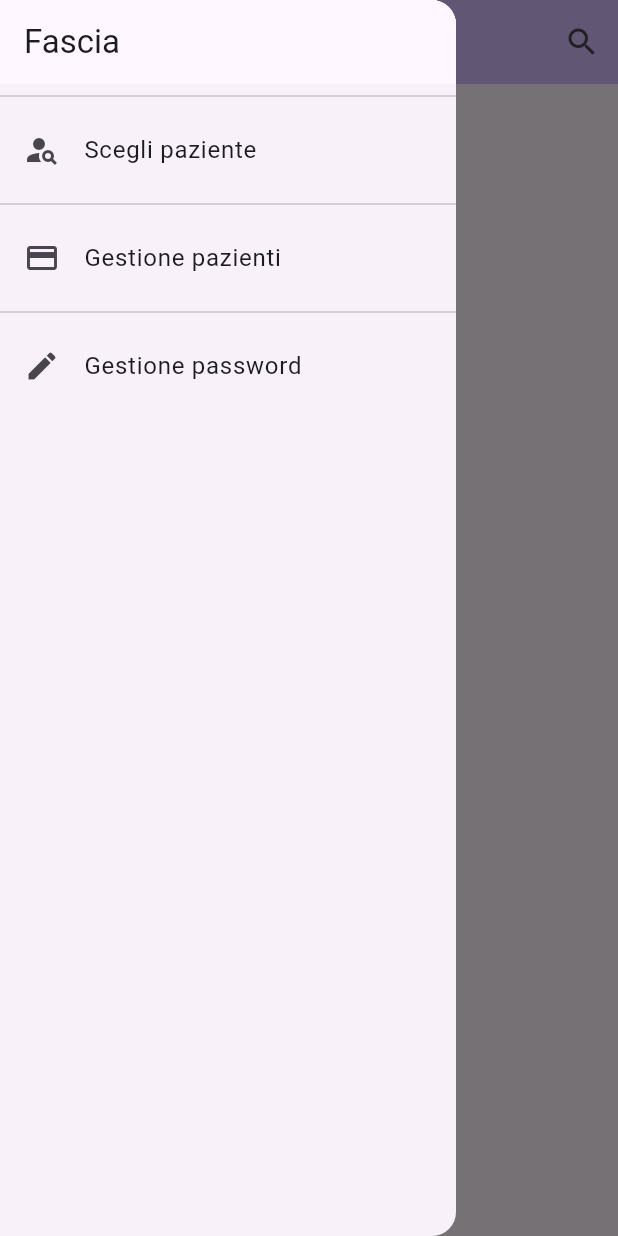
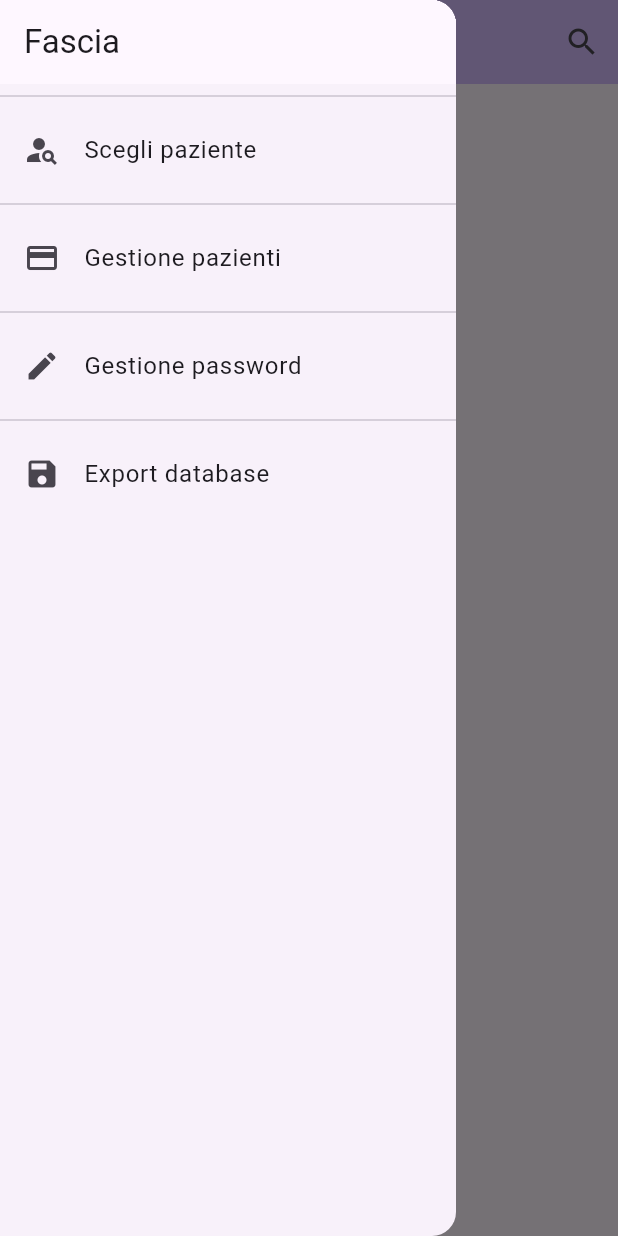
Before and after one commit to borsettoantonio/fascia, a Flutter app: the CercaPazienteScreen screen opened by its route, with the side drawer open, on a phone screen of 412 x 824 dp. Run offline on Flutter 3.47's test engine with Material 3 defaults, Android fonts, the phone set to English and light mode, and no system bars; our stand-ins replace permission_handler, sqflite, sqflite_common_ffi; missing offline and left inert: desktop_window, touchable; accounts and stored records are empty.

Commit message:
Ho implementato Export to Download

```diff
--- a/lib/main.dart
+++ b/lib/main.dart
@@ -1,3 +1,4 @@
+import 'package:fascia/screens/database_screen.dart';
 import 'package:flutter/material.dart';
 import 'package:provider/provider.dart';
 import 'package:sqflite_common_ffi/sqflite_ffi.dart';
@@ -66,6 +67,7 @@ class MyApp extends StatelessWidget {
           CercaPazienteScreen.routeName: (ctx) => CercaPazienteScreen(),
           GestionePazienteScreen.routeName: (ctx) => GestionePazienteScreen(),
           EditPazienteScreen.routeName: (ctx) => EditPazienteScreen(),
+          DatabaseScreen.routeName: (ctx) => DatabaseScreen(),
         },
       ),
     );
--- a/lib/widgets/app_drawer.dart
+++ b/lib/widgets/app_drawer.dart
@@ -1,3 +1,4 @@
+import 'package:fascia/screens/database_screen.dart';
 import 'package:flutter/material.dart';
 import '../screens/cerca_paziente_screen.dart';
 import '../screens/gestione_pazienti_screen.dart';
@@ -14,28 +15,36 @@ class AppDrawer extends StatelessWidget {
           ),
           const Divider(),
           ListTile(
-            leading: Icon(Icons.person_search),
-            title: Text('Scegli paziente'),
+            leading: const Icon(Icons.person_search),
+            title: const Text('Scegli paziente'),
             onTap: () {
               Navigator.of(context)
                   .pushReplacementNamed(CercaPazienteScreen.routeName);
             },
           ),
-          Divider(),
+          const Divider(),
           ListTile(
-            leading: Icon(Icons.payment),
-            title: Text('Gestione pazienti'),
+            leading: const Icon(Icons.payment),
+            title: const Text('Gestione pazienti'),
             onTap: () {
               Navigator.of(context)
                   .pushReplacementNamed(GestionePazienteScreen.routeName);
             },
           ),
-          Divider(),
+          const Divider(),
           ListTile(
-            leading: Icon(Icons.edit),
-            title: Text('Gestione password'),
+            leading:const  Icon(Icons.edit),
+            title: const Text('Gestione password'),
             onTap: () {
               Navigator.of(context).pushReplacementNamed('/paziente');
+            },
+          ),
+          const Divider(),
+          ListTile(
+            leading:const Icon(Icons.save),
+            title: const Text('Export database'),
+             onTap: () {
+              Navigator.of(context).pushReplacementNamed(DatabaseScreen.routeName);
             },
           ),
         ],
@@ -43,3 +52,6 @@ class AppDrawer extends StatelessWidget {
     );
   }
 }
+
+class GDatabaseScreen {
+}
--- a/pubspec.yaml
+++ b/pubspec.yaml
@@ -28,6 +28,11 @@ environment:
 # the latest version available on pub.dev. To see which dependencies have newer
 # versions available, run `flutter pub outdated`.
 dependencies:
+  dio: ^5.4.3+1
+  path_provider: ^2.1.3
+  image_gallery_saver: ^2.0.3
+  permission_handler: ^11.3.1
+
   flutter:
     sdk: flutter
   touchable: ^1.0.2
```
Also changed, not shown: lib/screens/database_screen.dart (added, +63 -0 lines), lib/widgets/export_to_download.dart (added, +115 -0 lines), pubspec.lock, 5 other files.
